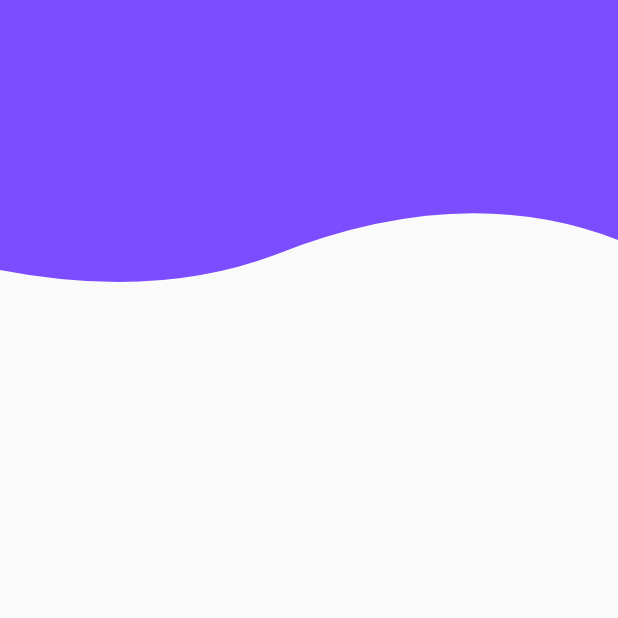
After one commit to xianfeng92/xforg_flutter_demo, a Flutter app: the screen it shows after launch, after a tap on "CustomClipper", on a phone screen of 412 x 824 dp, the top half of it. The commit adds this screen. Run offline on Flutter 3.47's test engine with Material 2 defaults, Android fonts, the phone set to English and light mode, and no system bars; our stand-ins replace event_bus, flutter_redux, flutter_spinkit, redux, rxdart; missing offline and left inert: flutter_statusbar.

Commit message:
add CustomClipper
Change-Id: I7a8023afe06e46c7a77ee55e4ba468312ebc2503

```diff
--- /dev/null
+++ b/lib/Clipper/custome_clipper.dart
@@ -0,0 +1,51 @@
+import 'package:flutter/material.dart';
+
+class HomePage extends StatelessWidget {
+  @override
+  Widget build(BuildContext context) {
+    return new Scaffold(
+      body: Column(
+        children: <Widget>[
+          ClipPath(
+            clipper: BottomClipper(),
+            child: Container(
+              color: Colors.deepPurpleAccent,
+              height: 200,
+            ),
+          )
+        ],
+      ),
+    );
+  }
+}
+
+class BottomClipper extends CustomClipper<Path>{
+
+  @override
+  Path getClip(Size size) {
+    // TODO: implement getClip
+    var path = Path();
+    path.lineTo(0,size.height - 20);
+    var firstControlPoint = Offset(size.width / 4, size.height);
+    var firstEndPoint = Offset(size.width / 2.25, size.height - 30);
+
+    path.quadraticBezierTo(firstControlPoint.dx, firstControlPoint.dy,
+        firstEndPoint.dx, firstEndPoint.dy);
+
+    var secondControlPoint = Offset(size.width / 4 * 3, size.height - 80);
+    var secondEndPoint = Offset(size.width, size.height - 40);
+
+    path.quadraticBezierTo(secondControlPoint.dx, secondControlPoint.dy,
+        secondEndPoint.dx, secondEndPoint.dy);
+
+    path.lineTo(size.width, size.height - 40);
+    path.lineTo(size.width, 0);
+    return path;
+  }
+
+  @override
+  bool shouldReclip(CustomClipper<Path> oldClipper) {
+    // TODO: implement shouldReclip
+    return false;
+  }
+}
--- a/lib/main.dart
+++ b/lib/main.dart
@@ -1,5 +1,6 @@
 import 'package:flutter/material.dart';
 import 'package:xforg_flutter_demo/Bottomnavigationbar/navigation_keep_alive.dart';
+import 'package:xforg_flutter_demo/Clipper/custome_clipper.dart';
 import 'package:xforg_flutter_demo/CustomRouterTransition/pages.dart';
 import 'package:xforg_flutter_demo/Expansion/expansion_title.dart';
 import 'package:xforg_flutter_demo/PullLoad/PullToRefreshWidge.dart';
@@ -157,6 +158,11 @@ class MainPage extends StatelessWidget{
               },
                   color: Colors.blue,
                   child: new Text("SliverScreen")),
+              new FlatButton(onPressed: (){
+                Navigator.push(context, new MaterialPageRoute(builder: (context) => new HomePage()));
+              },
+                  color: Colors.blue,
+                  child: new Text("CustomClipper")),
             ],
           ),
           onWillPop: (){
```
